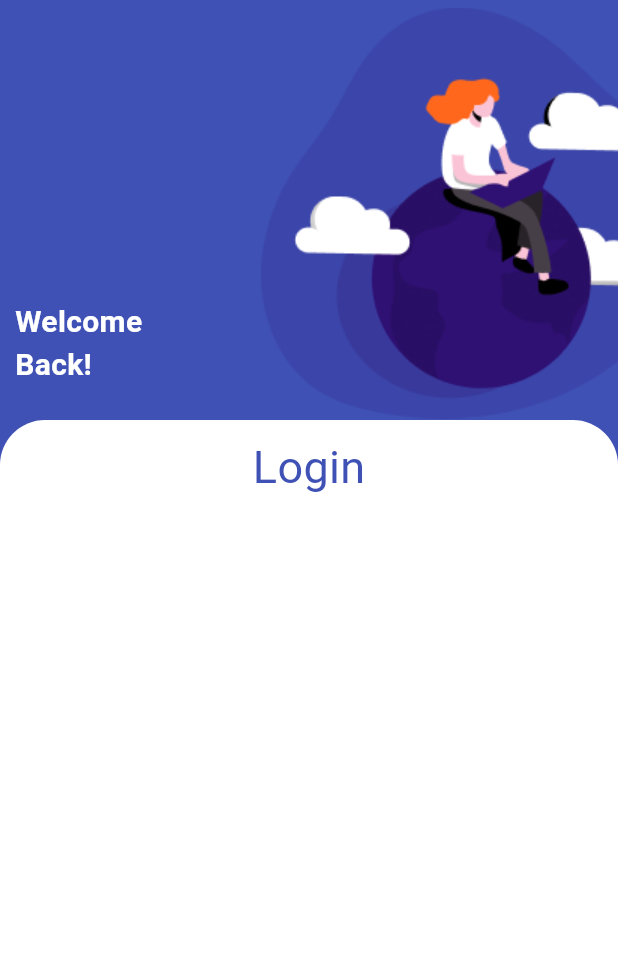
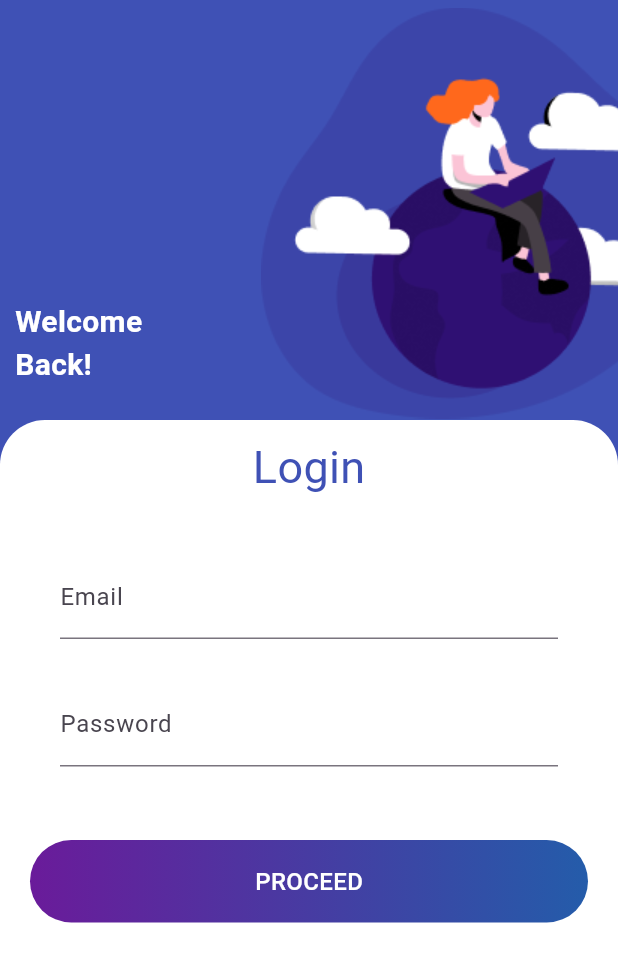
Before and after one commit to HassanMuhamed1/TodoList, a Flutter app: the LoginPage screen opened by its route, on a phone screen of 412 x 824 dp. Shown: the top 962 px of the screen. Run offline on Flutter 3.47's test engine with Material 3 defaults, Android fonts, the phone set to English and light mode, and no system bars.

Commit message:
Login page is nearly finish

```diff
--- a/lib/Login.dart
+++ b/lib/Login.dart
@@ -1,6 +1,7 @@
 import 'package:flutter/material.dart';
 import 'package:flutter/widgets.dart';
-
+import 'db.dart';
+import 'Extension.dart';
 class LoginPage extends StatefulWidget {
   const LoginPage({super.key});
 
@@ -9,28 +10,42 @@ class LoginPage extends StatefulWidget {
 }
 
 class _LoginPageState extends State<LoginPage> {
+  bool isValidEmail = true , isValidPassword = true;
+  final TextEditingController _emailController = TextEditingController();
+  final TextEditingController _passwordController = TextEditingController();
+
+  void validateEmail() {
+    setState(() {
+      isValidEmail = _emailController.text.isValidEmail();
+    });
+  }
+
+  void validatePassword() {
+    setState(() {
+      isValidPassword = _passwordController.text.isValidPassword();
+    });
+  }
+
   @override
   Widget build(BuildContext context) {
-    return Scaffold(
+    return  Scaffold(
       backgroundColor: Colors.indigo,
       body: Stack(
         children: [
-          Positioned(
+         Positioned(
             right: -90,
             top: 5,
             child: Image(image: AssetImage('assets/images/img1.png'))
             ),
-          Positioned(
+         Positioned(
               top: 200,
               left: 10,
-              child: Text('Welcome\nBack!',style: TextStyle(color: Colors.white , fontSize: 20 , fontWeight: FontWeight.bold),),)
-         ,
+              child: Text('Welcome\nBack!',style: TextStyle(color: Colors.white , fontSize: 20 , fontWeight: FontWeight.bold),),),
          Positioned(
             top: 280,
             left: 0,
             right: 0,
-            bottom: 0,
-            child: Container(
+            bottom: 0,child: Container(
               decoration: BoxDecoration(
                 color: Colors.white,
                 borderRadius: BorderRadius.only(
@@ -44,9 +59,76 @@ class _LoginPageState extends State<LoginPage> {
                 child: Text('Login' ,style: TextStyle(color: Colors.indigo , fontSize: 30 ),),
               ),)
             ],),
-          ))
-        ,
+          )),
+         Positioned(
+          top: 370,
+          left: 40,
+          right: 40,
+          child: TextField(
+            onChanged: (newText) {
+                validateEmail();
+              },
+          controller: _emailController,
+          keyboardType: TextInputType.emailAddress,
+          decoration: InputDecoration(
+            labelText: 'Email',
+            errorText: isValidEmail? null : 'Email is not valid',
+            suffix: isValidEmail? Image(image: AssetImage('icons/check.png') ,width: 15,height: 15,) :Image(image: AssetImage('icons/close.png'),width: 15,height: 15,)  ,
+          ),
 
+         )
+         ),
+         Positioned(
+          top: 455,
+          left: 40,
+          right: 40,
+          child: TextField(
+            onChanged: (newText) {
+                validatePassword();
+              },
+          obscureText: true,
+          controller: _passwordController,
+          decoration: InputDecoration(
+            labelText: 'Password',
+            errorText: isValidPassword? null : 'Password must be at least 8 characters\n1 special character and 1 capital letter',
+            suffix: isValidPassword? Image(image: AssetImage('icons/check.png') ,width: 15,height: 15,) :Image(image: AssetImage('icons/close.png'),width: 15,height: 15,)  ,
+          ),
+         )
+         ),
+         Positioned(
+          top: 560,
+          left: 20,
+          right: 20,
+          child: InkWell(
+      onTap: () {
+        print('Button Pressed');
+      },
+      child: Container(
+        padding: EdgeInsets.symmetric(horizontal: 48, vertical: 16),
+        decoration: BoxDecoration(
+          borderRadius: BorderRadius.circular(30),
+          gradient: LinearGradient(
+            colors: [
+              Color.fromARGB(255, 106, 27, 154), // Start color of the gradient
+              Color.fromARGB(255, 36, 92, 170)  // End color of the gradient
+            ],
+            begin: Alignment.centerLeft,
+            end: Alignment.centerRight,
+          ),
+        ),
+        child: Center(
+          child: Text(
+            'PROCEED',
+            style: TextStyle(
+              color: Colors.white,
+              fontSize: 16,
+              fontWeight: FontWeight.w500,
+            ),
+          ),
+        ),
+      ),
+    )
+          )
         ],
       ),
     );
--- /dev/null
+++ b/lib/db.dart
@@ -0,0 +1,3 @@
+Map<String,String>users={
+  'hassanmuhammed@gmail.com' : 'Hassan@2004'
+};
--- a/pubspec.yaml
+++ b/pubspec.yaml
@@ -61,6 +61,7 @@ flutter:
   # To add assets to your application, add an assets section, like this:
   assets:
     - assets/images/
+    - assets/icons/
   #   - images/a_dot_ham.jpeg
 
   # An image asset can refer to one or more resolution-specific "variants", see
```
Also changed, not shown: lib/Extension.dart (added, +16 -0 lines), assets/icons/check.png (added), assets/icons/close.png (added).
